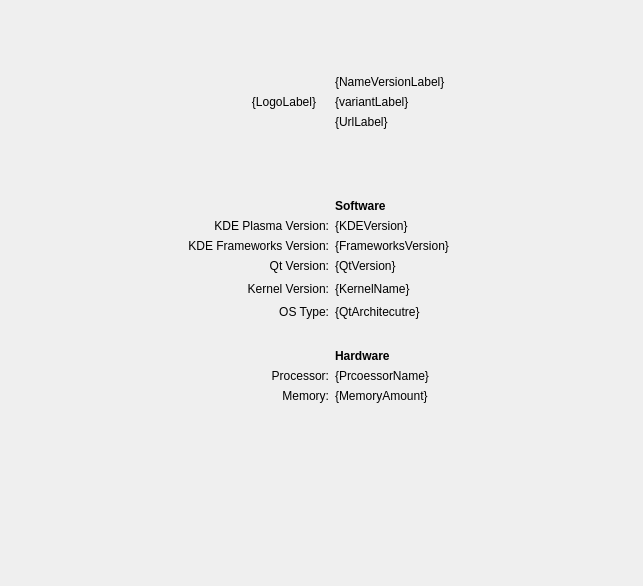
Qt form Modules/about-distro/src/Module.ui (KDE/kinfocenter) before a commit.
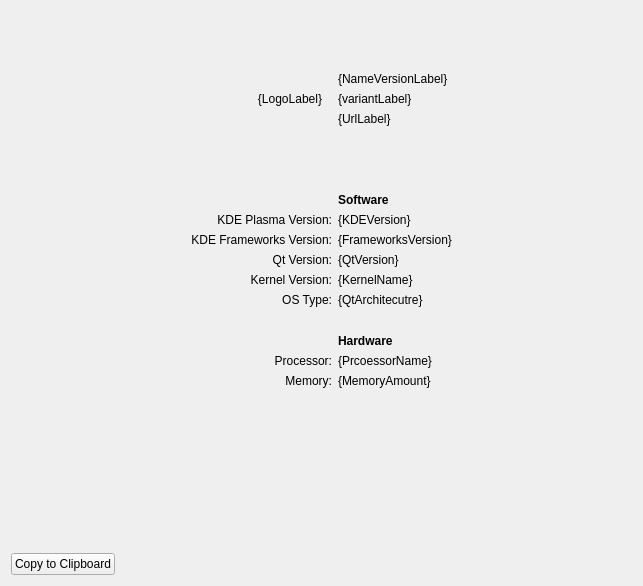
The same form after that commit. Icons and pictures are not drawn.

Commit message: Add "Copy Info" button to the About System KCM

Patch:
```diff
--- a/Modules/about-distro/src/Module.ui
+++ b/Modules/about-distro/src/Module.ui
@@ -10,40 +10,115 @@
     <height>586</height>
    </rect>
   </property>
-  <layout class="QGridLayout" name="gridLayout">
-   <item row="1" column="3" colspan="2">
     <layout class="QVBoxLayout" name="verticalLayout">
      <item>
-      <spacer name="verticalSpacer_6">
+    <spacer name="verticalSpacer_3">
        <property name="orientation">
         <enum>Qt::Vertical</enum>
        </property>
        <property name="sizeType">
-        <enum>QSizePolicy::Preferred</enum>
+      <enum>QSizePolicy::Maximum</enum>
        </property>
        <property name="sizeHint" stdset="0">
         <size>
-         <width>20</width>
-         <height>40</height>
+       <width>17</width>
+       <height>21</height>
         </size>
        </property>
       </spacer>
      </item>
      <item>
+    <layout class="QHBoxLayout" name="hLayout">
+     <item>
+      <spacer name="hSpacerLeft">
+       <property name="orientation">
+        <enum>Qt::Horizontal</enum>
+       </property>
+       <property name="sizeType">
+        <enum>QSizePolicy::Expanding</enum>
+       </property>
+       <property name="sizeHint" stdset="0">
+        <size>
+         <width>0</width>
+         <height>0</height>
+        </size>
+       </property>
+      </spacer>
+     </item>
+     <item>
+      <layout class="QGridLayout" name="gridLayout_2">
+       <item row="0" column="0">
+        <layout class="QHBoxLayout" name="horizontalLayout">
+         <item>
+          <widget class="QLabel" name="logoLabel">
+           <property name="text">
+            <string notr="true">{LogoLabel}</string>
+           </property>
+           <property name="alignment">
+            <set>Qt::AlignRight|Qt::AlignTrailing|Qt::AlignVCenter</set>
+           </property>
+          </widget>
+         </item>
+         <item>
+          <spacer name="horizontalSpacer_3">
+           <property name="orientation">
+            <enum>Qt::Horizontal</enum>
+           </property>
+           <property name="sizeType">
+            <enum>QSizePolicy::Fixed</enum>
+           </property>
+           <property name="sizeHint" stdset="0">
+            <size>
+             <width>10</width>
+             <height>20</height>
+            </size>
+           </property>
+          </spacer>
+         </item>
+        </layout>
+       </item>
+       <item row="0" column="1">
+        <layout class="QGridLayout" name="gridLayout">
+         <item row="1" column="0">
       <widget class="QLabel" name="nameVersionLabel">
        <property name="text">
         <string notr="true">{NameVersionLabel}</string>
        </property>
       </widget>
      </item>
-     <item>
-      <widget class="QLabel" name="variantLabel">
-       <property name="text">
-        <string notr="true">{variantLabel}</string>
-       </property>
-      </widget>
-     </item>
-     <item>
+         <item row="4" column="0">
+          <spacer name="verticalSpacer_5">
+           <property name="orientation">
+            <enum>Qt::Vertical</enum>
+           </property>
+           <property name="sizeType">
+            <enum>QSizePolicy::Preferred</enum>
+           </property>
+           <property name="sizeHint" stdset="0">
+            <size>
+             <width>20</width>
+             <height>40</height>
+            </size>
+           </property>
+          </spacer>
+         </item>
+         <item row="0" column="0">
+          <spacer name="verticalSpacer_6">
+           <property name="orientation">
+            <enum>Qt::Vertical</enum>
+           </property>
+           <property name="sizeType">
+            <enum>QSizePolicy::Preferred</enum>
+           </property>
+           <property name="sizeHint" stdset="0">
+            <size>
+             <width>20</width>
+             <height>40</height>
+            </size>
+           </property>
+          </spacer>
+         </item>
+         <item row="3" column="0">
       <widget class="QLabel" name="urlLabel">
        <property name="text">
         <string notr="true">{UrlLabel}</string>
@@ -53,25 +128,48 @@
        </property>
       </widget>
      </item>
-     <item>
-      <spacer name="verticalSpacer_5">
+         <item row="2" column="0">
+          <widget class="QLabel" name="variantLabel">
+           <property name="text">
+            <string notr="true">{variantLabel}</string>
+           </property>
+          </widget>
+         </item>
+        </layout>
+       </item>
+       <item row="1" column="1">
+        <spacer name="verticalSpacer_2">
        <property name="orientation">
         <enum>Qt::Vertical</enum>
        </property>
        <property name="sizeType">
-        <enum>QSizePolicy::Preferred</enum>
+          <enum>QSizePolicy::Fixed</enum>
        </property>
        <property name="sizeHint" stdset="0">
         <size>
-         <width>20</width>
-         <height>40</height>
+           <width>17</width>
+           <height>21</height>
         </size>
        </property>
       </spacer>
      </item>
-    </layout>
-   </item>
-   <item row="5" column="1">
+       <item row="2" column="1">
+        <widget class="QLabel" name="label_2">
+         <property name="font">
+          <font>
+           <weight>75</weight>
+           <bold>true</bold>
+          </font>
+         </property>
+         <property name="text">
+          <string>Software</string>
+         </property>
+         <property name="alignment">
+          <set>Qt::AlignLeading|Qt::AlignLeft|Qt::AlignVCenter</set>
+         </property>
+        </widget>
+       </item>
+       <item row="3" column="0">
     <widget class="QLabel" name="plasma">
      <property name="text">
       <string>KDE Plasma Version:</string>
@@ -81,175 +179,98 @@
      </property>
     </widget>
    </item>
-   <item row="8" column="4">
-    <spacer name="horizontalSpacer_7">
-     <property name="orientation">
-      <enum>Qt::Horizontal</enum>
-     </property>
-     <property name="sizeHint" stdset="0">
-      <size>
-       <width>215</width>
-       <height>20</height>
-      </size>
-     </property>
-    </spacer>
-   </item>
-   <item row="1" column="1">
-    <widget class="QWidget" name="widget" native="true">
-     <layout class="QHBoxLayout" name="horizontalLayout">
-      <item>
-       <widget class="QLabel" name="logoLabel">
-        <property name="text">
-         <string notr="true">{LogoLabel}</string>
-        </property>
-        <property name="alignment">
-         <set>Qt::AlignRight|Qt::AlignTrailing|Qt::AlignVCenter</set>
-        </property>
-       </widget>
-      </item>
-      <item>
-       <spacer name="horizontalSpacer">
-        <property name="orientation">
-         <enum>Qt::Horizontal</enum>
-        </property>
-        <property name="sizeType">
-         <enum>QSizePolicy::Fixed</enum>
-        </property>
-        <property name="sizeHint" stdset="0">
-         <size>
-          <width>4</width>
-          <height>0</height>
-         </size>
-        </property>
-       </spacer>
-      </item>
-     </layout>
-    </widget>
-   </item>
-   <item row="13" column="3">
-    <widget class="QLabel" name="memoryLabel">
-     <property name="text">
-      <string notr="true">{MemoryAmount}</string>
-     </property>
-    </widget>
-   </item>
-   <item row="5" column="3">
+       <item row="3" column="1">
     <widget class="QLabel" name="plasmaLabel">
      <property name="text">
       <string notr="true">{KDEVersion}</string>
      </property>
     </widget>
    </item>
-   <item row="13" column="1">
-    <widget class="QLabel" name="memory">
+       <item row="4" column="0">
+        <widget class="QLabel" name="frameworksLabelKey">
      <property name="text">
-      <string>Memory:</string>
+          <string>KDE Frameworks Version:</string>
      </property>
      <property name="alignment">
       <set>Qt::AlignRight|Qt::AlignTrailing|Qt::AlignVCenter</set>
      </property>
     </widget>
    </item>
-   <item row="14" column="3">
-    <spacer name="verticalSpacer">
-     <property name="orientation">
-      <enum>Qt::Vertical</enum>
-     </property>
-     <property name="sizeHint" stdset="0">
-      <size>
-       <width>20</width>
-       <height>40</height>
-      </size>
-     </property>
-    </spacer>
-   </item>
-   <item row="12" column="1">
-    <widget class="QLabel" name="processor">
+       <item row="4" column="1">
+        <widget class="QLabel" name="frameworksLabel">
      <property name="text">
-      <string notr="true">Processor:</string>
-     </property>
-     <property name="alignment">
-      <set>Qt::AlignRight|Qt::AlignTrailing|Qt::AlignVCenter</set>
-     </property>
-    </widget>
-   </item>
-   <item row="3" column="3">
-    <widget class="QLabel" name="label_2">
-     <property name="font">
-      <font>
-       <weight>75</weight>
-       <bold>true</bold>
-      </font>
-     </property>
+          <string notr="true">{FrameworksVersion}</string>
+         </property>
+        </widget>
+       </item>
+       <item row="5" column="0">
+        <widget class="QLabel" name="qt">
      <property name="text">
-      <string>Software</string>
+          <string>Qt Version:</string>
      </property>
      <property name="alignment">
-      <set>Qt::AlignLeading|Qt::AlignLeft|Qt::AlignVCenter</set>
+          <set>Qt::AlignRight|Qt::AlignTrailing|Qt::AlignVCenter</set>
      </property>
     </widget>
    </item>
-   <item row="8" column="3">
-    <widget class="QLabel" name="kernelLabel">
-     <property name="text">
-      <string notr="true">{KernelName}</string>
-     </property>
-    </widget>
-   </item>
-   <item row="7" column="3">
+       <item row="5" column="1">
     <widget class="QLabel" name="qtLabel">
      <property name="text">
       <string notr="true">{QtVersion}</string>
      </property>
     </widget>
    </item>
-   <item row="8" column="0">
-    <spacer name="horizontalSpacer_4">
-     <property name="orientation">
-      <enum>Qt::Horizontal</enum>
-     </property>
-     <property name="sizeHint" stdset="0">
-      <size>
-       <width>215</width>
-       <height>17</height>
-      </size>
-     </property>
-    </spacer>
-   </item>
-   <item row="10" column="3">
-    <spacer name="verticalSpacer_4">
-     <property name="orientation">
-      <enum>Qt::Vertical</enum>
-     </property>
-     <property name="sizeType">
-      <enum>QSizePolicy::Fixed</enum>
-     </property>
-     <property name="sizeHint" stdset="0">
-      <size>
-       <width>20</width>
-       <height>24</height>
-      </size>
-     </property>
-    </spacer>
+       <item row="6" column="0">
+        <widget class="QLabel" name="kernel">
+         <property name="text">
+          <string>Kernel Version:</string>
+         </property>
+         <property name="alignment">
+          <set>Qt::AlignRight|Qt::AlignTrailing|Qt::AlignVCenter</set>
+         </property>
+        </widget>
+       </item>
+       <item row="6" column="1">
+        <widget class="QLabel" name="kernelLabel">
+         <property name="text">
+          <string notr="true">{KernelName}</string>
+         </property>
+        </widget>
+       </item>
+       <item row="7" column="0">
+        <widget class="QLabel" name="bitsKey">
+         <property name="text">
+          <string>OS Type:</string>
+         </property>
+         <property name="alignment">
+          <set>Qt::AlignRight|Qt::AlignTrailing|Qt::AlignVCenter</set>
+         </property>
+        </widget>
    </item>
    <item row="7" column="1">
-    <widget class="QLabel" name="qt">
-     <property name="text">
-      <string>Qt Version:</string>
-     </property>
-     <property name="alignment">
-      <set>Qt::AlignRight|Qt::AlignTrailing|Qt::AlignVCenter</set>
-     </property>
-    </widget>
-   </item>
-   <item row="9" column="3">
     <widget class="QLabel" name="bitsLabel">
      <property name="text">
       <string notr="true">{QtArchitecutre}</string>
      </property>
     </widget>
    </item>
-   <item row="11" column="3">
+       <item row="8" column="1">
+        <spacer name="verticalSpacer_4">
+         <property name="orientation">
+          <enum>Qt::Vertical</enum>
+         </property>
+         <property name="sizeType">
+          <enum>QSizePolicy::Fixed</enum>
+         </property>
+         <property name="sizeHint" stdset="0">
+          <size>
+           <width>17</width>
+           <height>21</height>
+          </size>
+         </property>
+        </spacer>
+       </item>
+       <item row="9" column="1">
     <widget class="QLabel" name="label">
      <property name="font">
       <font>
@@ -265,81 +286,100 @@
      </property>
     </widget>
    </item>
-   <item row="9" column="1">
-    <widget class="QLabel" name="label_3">
+       <item row="10" column="0">
+        <widget class="QLabel" name="processor">
      <property name="text">
-      <string>OS Type:</string>
+          <string notr="true">Processor:</string>
      </property>
      <property name="alignment">
       <set>Qt::AlignRight|Qt::AlignTrailing|Qt::AlignVCenter</set>
      </property>
     </widget>
    </item>
-   <item row="2" column="3">
-    <spacer name="verticalSpacer_2">
-     <property name="orientation">
-      <enum>Qt::Vertical</enum>
-     </property>
-     <property name="sizeType">
-      <enum>QSizePolicy::Fixed</enum>
-     </property>
-     <property name="sizeHint" stdset="0">
-      <size>
-       <width>20</width>
-       <height>24</height>
-      </size>
-     </property>
-    </spacer>
-   </item>
-   <item row="8" column="1">
-    <widget class="QLabel" name="kernel">
-     <property name="text">
-      <string>Kernel Version:</string>
-     </property>
-     <property name="alignment">
-      <set>Qt::AlignRight|Qt::AlignTrailing|Qt::AlignVCenter</set>
-     </property>
-    </widget>
-   </item>
-   <item row="0" column="3">
-    <spacer name="verticalSpacer_3">
-     <property name="orientation">
-      <enum>Qt::Vertical</enum>
-     </property>
-     <property name="sizeType">
-      <enum>QSizePolicy::Maximum</enum>
-     </property>
-     <property name="sizeHint" stdset="0">
-      <size>
-       <width>20</width>
-       <height>24</height>
-      </size>
-     </property>
-    </spacer>
-   </item>
-   <item row="12" column="3">
+       <item row="10" column="1">
     <widget class="QLabel" name="processorLabel">
      <property name="text">
       <string notr="true">{PrcoessorName}</string>
      </property>
     </widget>
    </item>
-   <item row="6" column="1">
-    <widget class="QLabel" name="frameworksLabelKey">
+       <item row="11" column="0">
+        <widget class="QLabel" name="memory">
      <property name="text">
-      <string>KDE Frameworks Version:</string>
+          <string>Memory:</string>
      </property>
      <property name="alignment">
       <set>Qt::AlignRight|Qt::AlignTrailing|Qt::AlignVCenter</set>
      </property>
     </widget>
    </item>
-   <item row="6" column="3">
-    <widget class="QLabel" name="frameworksLabel">
+       <item row="11" column="1">
+        <widget class="QLabel" name="memoryLabel">
      <property name="text">
-      <string notr="true">{FrameworksVersion}</string>
-     </property>
-    </widget>
+          <string notr="true">{MemoryAmount}</string>
+         </property>
+        </widget>
+       </item>
+      </layout>
+     </item>
+     <item>
+      <spacer name="hSpacerRight">
+       <property name="orientation">
+        <enum>Qt::Horizontal</enum>
+       </property>
+       <property name="sizeHint" stdset="0">
+        <size>
+         <width>0</width>
+         <height>0</height>
+        </size>
+       </property>
+      </spacer>
+     </item>
+    </layout>
+   </item>
+   <item>
+    <spacer name="verticalSpacer">
+     <property name="orientation">
+      <enum>Qt::Vertical</enum>
+     </property>
+     <property name="sizeHint" stdset="0">
+      <size>
+       <width>20</width>
+       <height>40</height>
+      </size>
+     </property>
+    </spacer>
+   </item>
+   <item>
+    <layout class="QGridLayout" name="gridLayout_3">
+     <item row="0" column="0">
+      <widget class="QPushButton" name="pushButtonCopyInfo">
+       <property name="toolTip">
+        <string>Copy software and hardware information to clipboard</string>
+       </property>
+       <property name="text">
+        <string>Copy to Clipboard</string>
+       </property>
+       <property name="icon">
+        <iconset theme="edit-copy">
+         <normaloff>.</normaloff>.</iconset>
+       </property>
+      </widget>
+     </item>
+     <item row="0" column="1">
+      <spacer name="horizontalSpacer_2">
+       <property name="orientation">
+        <enum>Qt::Horizontal</enum>
+       </property>
+       <property name="sizeHint" stdset="0">
+        <size>
+         <width>40</width>
+         <height>20</height>
+        </size>
+       </property>
+      </spacer>
+     </item>
+    </layout>
    </item>
   </layout>
  </widget>
```
Lines whose indentation alone changed are shown as unchanged. The commit also changes 2 other files.
